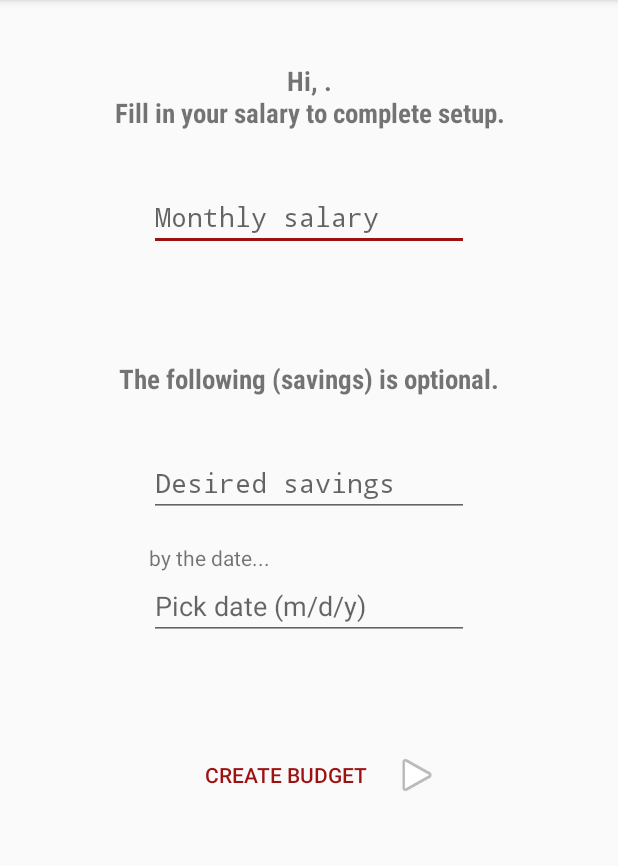
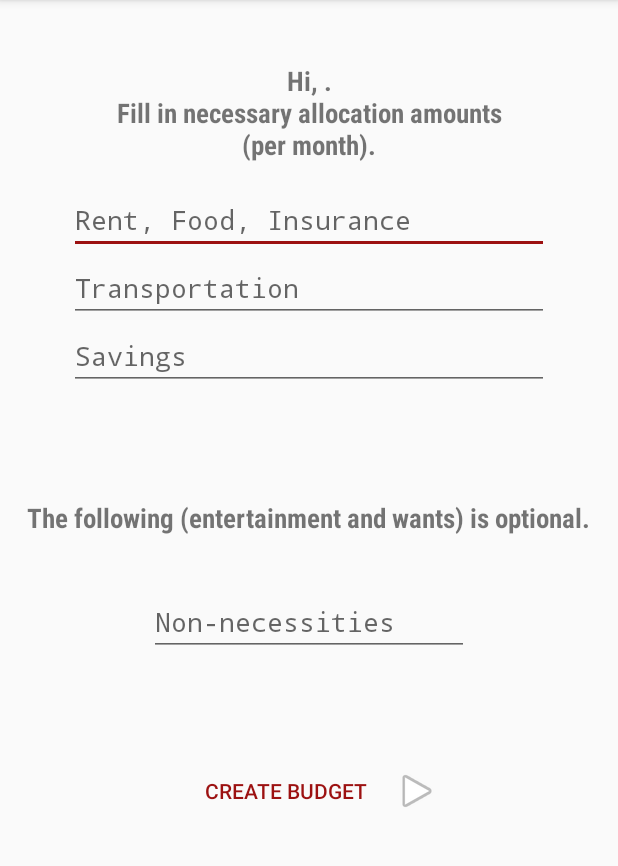
Before and after one commit to kaisubr/Oregano, an Android app: the screen it shows after launch (SetupAuto before the commit, SetupManual after it), after a tap on "MANUALLY ENTER A BUDGET", on a phone screen of 412 x 824 dp, the part 84-950 px from its top. Run offline under Robolectric (Android 15) with nearby library versions, the phone set to English and light mode, and no system bars.

Commit message:
Updated MainActivity

```diff
--- a/app/build.gradle
+++ b/app/build.gradle
@@ -22,6 +22,7 @@ android {
 dependencies {
     compile fileTree(dir: 'libs', include: ['*.jar'])
     compile 'com.android.support:appcompat-v7:26.1.0'
+    compile 'com.android.support:design:26.1.0'
     compile 'com.android.support.constraint:constraint-layout:1.1.3'
     compile 'com.github.florent37:materialtextfield:1.0.7'
     compile 'com.github.PhilJay:MPAndroidChart:v3.1.0'
--- a/app/src/main/AndroidManifest.xml
+++ b/app/src/main/AndroidManifest.xml
@@ -24,6 +24,8 @@
         </activity>
         <activity android:name=".BudgetChartActivity">
         </activity>
+        <activity android:name=".SetupManual">
+        </activity>
     </application>
 
 </manifest>
--- a/app/src/main/java/io/github/kaisubr/oregano/Setup.java
+++ b/app/src/main/java/io/github/kaisubr/oregano/Setup.java
@@ -44,7 +44,7 @@ public class Setup extends Activity {
             @Override
             public void onClick(View view) {
                 String name = nameText.getText().toString();
-                Intent i = new Intent(Setup.this, SetupAuto.class);
+                Intent i = new Intent(Setup.this, SetupManual.class);
                 i.putExtra("name", name);
                 startActivity(i);
             }
--- /dev/null
+++ b/app/src/main/java/io/github/kaisubr/oregano/SetupManual.java
@@ -0,0 +1,82 @@
+package io.github.kaisubr.oregano;
+
+import android.app.ProgressDialog;
+import android.content.Intent;
+import android.support.v7.app.AppCompatActivity;
+import android.os.Bundle;
+import android.util.Log;
+import android.view.View;
+import android.widget.Button;
+import android.widget.EditText;
+import android.widget.TextView;
+import android.widget.Toast;
+
+import java.util.Timer;
+import java.util.TimerTask;
+
+public class SetupManual extends AppCompatActivity {
+
+    EditText rentfood, transport, savings, wants;
+    Button submit;
+
+    @Override
+    protected void onCreate(Bundle savedInstanceState) {
+        super.onCreate(savedInstanceState);
+        setContentView(R.layout.activity_setup_manual);
+
+        setTitle("Oregano - Budget Setup");
+
+        rentfood = (EditText) findViewById(R.id.maneditText1);
+        transport = (EditText) findViewById(R.id.maneditTextt2);
+        savings = (EditText) findViewById(R.id.maneditTextt3);
+        wants = (EditText) findViewById(R.id.maneditText2);
+
+        submit = (Button) findViewById(R.id.manbutton);
+
+
+        Bundle extras = getIntent().getExtras();
+        if (extras != null) {
+            String name = extras.getString("name");
+            TextView instruct = (TextView) findViewById(R.id.mantextView4);
+            instruct.setText(instruct.getText().toString().replace("$n$", name));
+        }
+
+        submit.setOnClickListener(new View.OnClickListener() {
+            @Override
+            public void onClick(View view) {
+                if (rentfood.length() <= 0 || transport.length() <= 0 || savings.length() <= 0 || wants.length() <= 0) {
+                    Toast.makeText(SetupManual.this, "Some fields are empty", Toast.LENGTH_SHORT).show();
+                } else {
+                    final ProgressDialog progress = new ProgressDialog(SetupManual.this);
+                    //progress.setTitle("Processing budget");
+                    progress.setMessage("Processing your budget...");
+                    progress.setCancelable(false); // disable dismiss by tapping outside of the dialog
+                    progress.show();
+
+                    long necessities = toLong(rentfood) + toLong(transport);
+                    long save = toLong(savings);
+                    long lifestyle = toLong(wants);
+                    long sum = (necessities + save + lifestyle);
+
+                    Log.d("TAG", "Read the values " + necessities + ", " + save + ", and " + lifestyle);
+
+                    String[] res = new String[]{"" + sum, "" + necessities, "" + save, "" + lifestyle};
+                    final Intent i = new Intent(SetupManual.this, BudgetChartActivity.class);
+                    i.putExtra("budget", res);
+
+                    new Timer().schedule(new TimerTask() {
+                        @Override
+                        public void run() {
+                            progress.cancel();
+                            startActivity(i);
+                        }
+                    }, 500);
+                }
+            }
+        });
+    }
+
+    long toLong(EditText et) {
+        return (long)(1.*Double.valueOf(et.getText().toString().replaceAll("[^\\d.]", "")));
+    }
+}
--- /dev/null
+++ b/app/src/main/res/layout/activity_setup_manual.xml
@@ -0,0 +1,115 @@
+<?xml version="1.0" encoding="utf-8"?>
+<RelativeLayout
+        xmlns:android="http://schemas.android.com/apk/res/android"
+        xmlns:tools="http://schemas.android.com/tools"
+        xmlns:app="http://schemas.android.com/apk/res-auto"
+        android:layout_width="match_parent"
+        android:layout_height="match_parent"
+        tools:context="io.github.kaisubr.oregano.SetupManual">
+    <RelativeLayout
+            android:layout_width="wrap_content"
+            android:layout_height="wrap_content" android:layout_alignParentTop="true"
+            android:layout_centerHorizontal="true" android:layout_marginTop="26dp"
+            android:padding="15dp"
+            android:id="@+id/manlayoutInit"
+    >
+
+        <TextView
+                android:text="Hi, $n$.\nFill in necessary allocation amounts\n(per month)."
+                android:layout_width="wrap_content"
+                android:layout_height="wrap_content" android:id="@+id/mantextView4"
+                android:fontFamily="sans-serif-condensed" android:textSize="18sp" android:textStyle="bold"
+                android:textAlignment="center"/>
+    </RelativeLayout>
+    <RelativeLayout
+            android:layout_width="wrap_content"
+            android:layout_height="wrap_content"
+            android:id="@+id/manrelativeLayout2"
+            android:layout_below="@id/manlayoutInit"
+            android:layout_centerHorizontal="true">
+
+        <!--<TextView-->
+        <!--android:text="Monthly Salary*"-->
+        <!--android:layout_width="wrap_content"-->
+        <!--android:layout_height="wrap_content" android:id="@+id/textView"-->
+        <!--/>-->
+        <EditText
+                android:layout_width="wrap_content"
+                android:layout_height="wrap_content"
+                android:hint="Rent, Food, Insurance"
+                android:inputType="numberDecimal"
+                android:ems="15"
+                android:id="@+id/maneditText1"
+                android:fontFamily="monospace" android:layout_alignParentTop="true"
+                android:layout_alignParentStart="true"/>
+        <EditText
+                android:layout_width="wrap_content"
+                android:layout_height="wrap_content"
+                android:hint="Transportation"
+                android:inputType="numberDecimal"
+                android:ems="15"
+                android:id="@+id/maneditTextt2"
+                android:layout_below="@id/maneditText1"
+                android:fontFamily="monospace" />
+        <EditText
+                android:layout_width="wrap_content"
+                android:layout_height="wrap_content"
+                android:hint="Savings"
+                android:inputType="numberDecimal"
+                android:ems="15"
+                android:id="@+id/maneditTextt3"
+                android:layout_below="@id/maneditTextt2"
+                android:fontFamily="monospace" />
+    </RelativeLayout>
+    <RelativeLayout
+            android:layout_width="wrap_content"
+            android:layout_height="wrap_content"
+            android:layout_marginTop="57dp"
+            android:padding="15dp"
+            android:id="@+id/manrelativeLayout3"
+            android:layout_centerHorizontal="true"
+            android:layout_below="@+id/manrelativeLayout2">
+
+        <TextView
+                android:text="The following (entertainment and wants) is optional."
+                android:layout_width="wrap_content"
+                android:layout_height="wrap_content" android:id="@+id/mantextView5"
+                android:fontFamily="sans-serif-condensed" android:textSize="18sp" android:textStyle="bold"/>
+    </RelativeLayout>
+
+    <RelativeLayout
+            android:layout_width="wrap_content"
+            android:layout_height="wrap_content"
+            android:layout_centerHorizontal="true"
+            android:layout_marginTop="19dp" android:layout_below="@+id/manrelativeLayout3"
+            android:id="@+id/manrelativeLayout4">
+
+        <!--<TextView-->
+        <!--android:text="Desired savings"-->
+        <!--android:layout_width="wrap_content"-->
+        <!--android:layout_height="wrap_content" android:id="@+id/textView2"/>-->
+        <EditText
+                android:layout_width="wrap_content"
+                android:layout_height="wrap_content"
+                android:hint="Non-necessities"
+                android:inputType="number"
+                android:ems="10"
+                android:id="@+id/maneditText2"
+                android:fontFamily="monospace"/>
+    </RelativeLayout>
+
+    <RelativeLayout android:layout_width="wrap_content" android:layout_height="wrap_content"
+                    android:id="@+id/mansubmitLayout"
+                    android:layout_marginTop="64dp"
+                    android:layout_below="@+id/manrelativeLayout4" android:layout_centerHorizontal="true">
+
+        <Button
+                android:text="Create budget"
+                style="?android:attr/borderlessButtonStyle"
+                android:textColor="@color/colorAccent"
+                android:drawableRight="@android:drawable/ic_media_play"
+                android:layout_width="200dp"
+                android:layout_height="wrap_content" android:id="@+id/manbutton"
+        />
+    </RelativeLayout>
+</RelativeLayout>
```
Also changed, not shown: app/src/main/java/io/github/kaisubr/oregano/BudgetChartActivity.java (+32 -0 lines), app/src/main/java/io/github/kaisubr/oregano/MainActivity.java (+49 -1 lines), app/src/main/res/drawable/bg_gradient.xml (added, +11 -0 lines), app/src/main/res/layout/activity_budgetchart.xml (+24 -4 lines), app/src/main/res/layout/activity_main.xml (+43 -13 lines), app/src/main/res/layout/activity_setup.xml (+31 -22 lines), app/src/main/res/layout/listrow.xml (added, +18 -0 lines).
